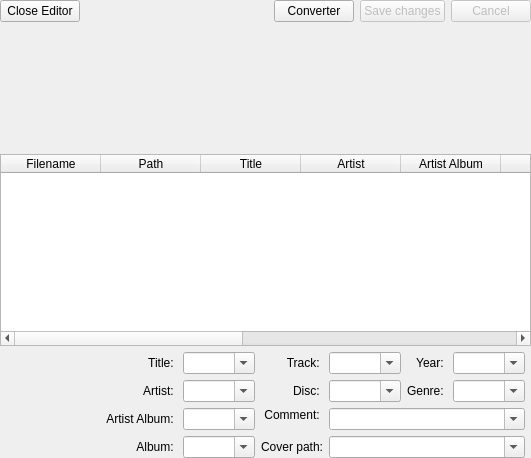
The window that src/Player/tageditor.ui (MBach/Miam-Player) describes before a commit, drawn with Qt 5.
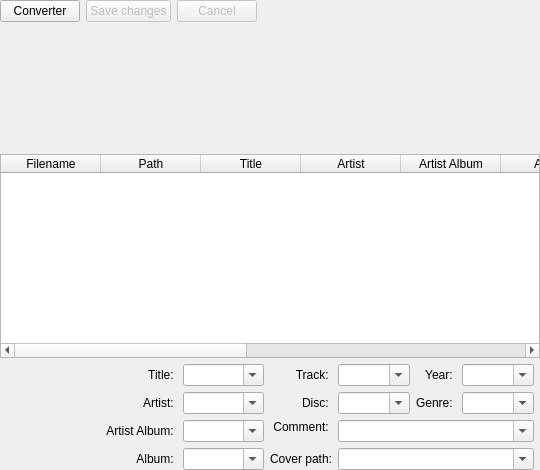
The same window after the commit. Icons and pictures are not drawn. Custom widgets are drawn as their Qt base class.

The edit to the form file:
```diff
--- a/src/Player/tageditor.ui
+++ b/src/Player/tageditor.ui
@@ -2,6 +2,14 @@
 <ui version="4.0">
  <class>TagEditor</class>
  <widget class="QWidget" name="TagEditor">
+  <property name="geometry">
+   <rect>
+    <x>0</x>
+    <y>0</y>
+    <width>540</width>
+    <height>470</height>
+   </rect>
+  </property>
   <property name="windowTitle">
    <string notr="true"/>
   </property>
@@ -20,41 +28,6 @@
    </property>
    <item>
     <layout class="QHBoxLayout" name="hl_top">
-     <item>
-      <widget class="QPushButton" name="closeTagEditorButton">
-       <property name="maximumSize">
-        <size>
-         <width>16777215</width>
-         <height>32</height>
-        </size>
-       </property>
-       <property name="text">
-        <string>Close Editor</string>
-       </property>
-       <property name="iconSize">
-        <size>
-         <width>24</width>
-         <height>24</height>
-        </size>
-       </property>
-      </widget>
-     </item>
-     <item>
-      <spacer name="spacer_tagEditor">
-       <property name="orientation">
-        <enum>Qt::Horizontal</enum>
-       </property>
-       <property name="sizeHint" stdset="0">
-        <size>
-         <width>40</width>
-         <height>20</height>
-        </size>
-       </property>
-      </spacer>
-     </item>
-     <item>
-      <layout class="QHBoxLayout" name="extensiblePushButtonArea"/>
-     </item>
      <item>
       <widget class="QPushButton" name="convertPushButton">
        <property name="maximumSize">
@@ -132,6 +105,22 @@
        </property>
       </widget>
      </item>
+     <item>
+      <layout class="QHBoxLayout" name="extensiblePushButtonArea"/>
+     </item>
+     <item>
+      <spacer name="horizontalSpacer">
+       <property name="orientation">
+        <enum>Qt::Horizontal</enum>
+       </property>
+       <property name="sizeHint" stdset="0">
+        <size>
+         <width>40</width>
+         <height>20</height>
+        </size>
+       </property>
+      </spacer>
+     </item>
     </layout>
    </item>
    <item>
```
Left out of the diff: 1 changed line with no effect on the pictures.
